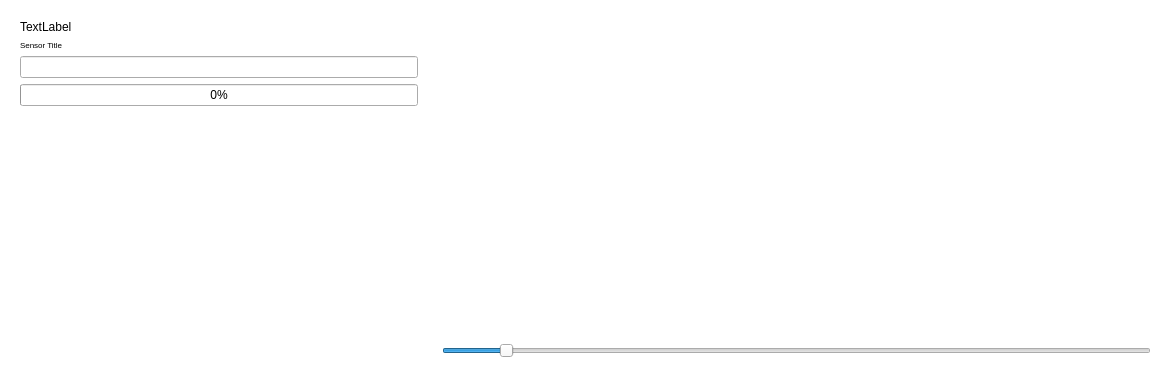
Qt form forms/sensorpanel.ui (GaitRehabilitation/SMART) before a commit.
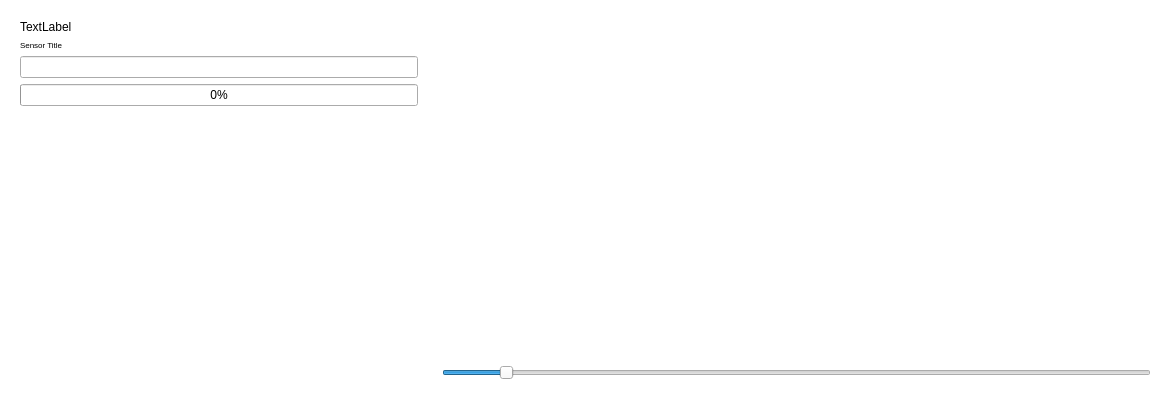
The same form after that commit. Custom widgets are drawn as their Qt base class.

Diff of the .ui file:
```diff
--- a/forms/sensorpanel.ui
+++ b/forms/sensorpanel.ui
@@ -7,7 +7,7 @@
     <x>0</x>
     <y>0</y>
     <width>1171</width>
-    <height>378</height>
+    <height>400</height>
    </rect>
   </property>
   <property name="sizePolicy">
```
